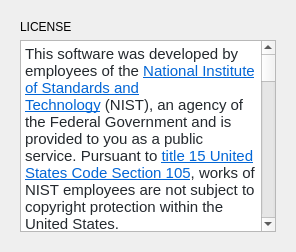
usnistgov/nestor, file nestor/ui/dialogmenu_termsofuse.ui: the form before one commit.
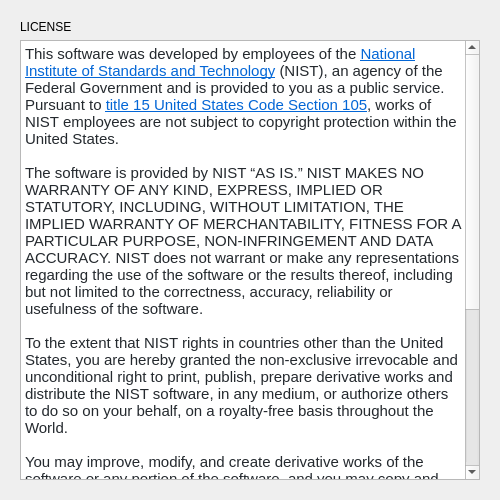
The form after the commit.

What changed in the file:
```diff
--- a/nestor/ui/dialogmenu_termsofuse.ui
+++ b/nestor/ui/dialogmenu_termsofuse.ui
@@ -5,6 +5,14 @@
   <property name="enabled">
    <bool>true</bool>
   </property>
+  <property name="geometry">
+   <rect>
+    <x>0</x>
+    <y>0</y>
+    <width>500</width>
+    <height>500</height>
+   </rect>
+  </property>
   <property name="sizePolicy">
    <sizepolicy hsizetype="Fixed" vsizetype="Fixed">
     <horstretch>0</horstretch>
```
Left out of the diff: 3 changed lines with no effect on the pictures.
